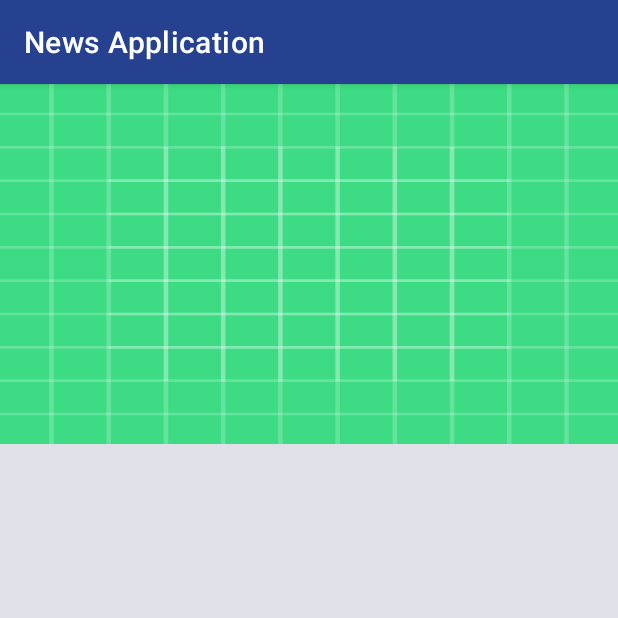
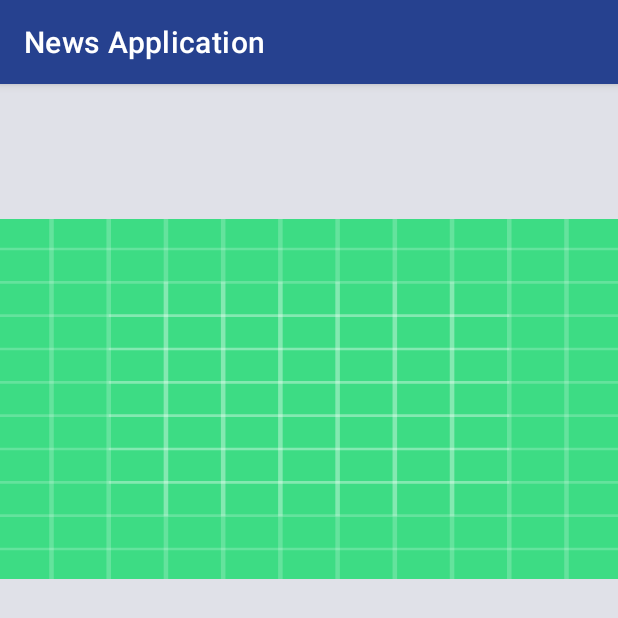
Before and after one commit to prbale/NewsApp, an Android app: the fragment NewsDetailsFragment placed in its activity, on a phone screen of 412 x 824 dp. Shown: the top 618 px of the screen. Run offline under Robolectric (Android 15) with nearby library versions, the phone set to English and light mode, and no system bars; our stand-ins replace Dagger/Hilt's generated code, RxJava, data binding; libraries missing offline, so code that uses them is left out: com.github.marlonlom.utilities; network calls fail; pictures from the network do not load; 5 statements that could not run were skipped.

Commit message:
UI updated

```diff
--- a/app/src/main/res/layout/fragment_news_details.xml
+++ b/app/src/main/res/layout/fragment_news_details.xml
@@ -1,5 +1,6 @@
 <?xml version="1.0" encoding="utf-8"?>
-<layout xmlns:android="http://schemas.android.com/apk/res/android"
+<layout xmlns:tools="http://schemas.android.com/tools"
+    xmlns:android="http://schemas.android.com/apk/res/android"
     xmlns:app="http://schemas.android.com/apk/res-auto">
 
     <data>
@@ -7,25 +8,54 @@
     </data>
 
 <androidx.constraintlayout.widget.ConstraintLayout
-    xmlns:tools="http://schemas.android.com/tools"
     android:layout_width="match_parent"
     android:layout_height="match_parent"
     android:background="@color/screen_bg_color"
     tools:context=".ui.dealList.DealsFragment">
 
-    <ImageView
-        android:id="@+id/newsImage"
-        android:layout_width="0dip"
-        android:layout_height="240dp"
-        android:layout_marginBottom="32dp"
-        android:scaleType="fitXY"
-        android:src="@drawable/ic_launcher_background"
+    <TextView
+        android:id="@+id/newsTitle"
+        android:layout_width="match_parent"
+        android:layout_height="wrap_content"
+        android:layout_alignParentStart="true"
+        android:textSize="20sp"
+        android:textStyle="bold"
+        android:layout_marginTop="16dp"
+        android:layout_marginStart="16dp"
+        android:layout_marginEnd="16dp"
         app:layout_constraintBottom_toBottomOf="parent"
         app:layout_constraintEnd_toEndOf="parent"
         app:layout_constraintHorizontal_bias="0.0"
         app:layout_constraintStart_toStartOf="parent"
         app:layout_constraintTop_toTopOf="parent"
-        app:layout_constraintVertical_bias="0.0" />
+        app:layout_constraintVertical_bias="0.0"
+        tools:text="Name" />
+
+    <TextView
+        android:id="@+id/newsDate"
+        android:layout_marginTop="5dp"
+        android:layout_marginStart="16dp"
+        android:layout_marginEnd="16dp"
+        android:layout_below="@+id/newsTitle"
+        android:layout_width="match_parent"
+        android:layout_height="wrap_content"
+        android:layout_alignParentStart="true"
+        app:layout_constraintTop_toBottomOf="@+id/newsTitle"
+        android:layout_marginBottom="20dp"
+        android:textSize="15sp"
+        tools:text="Date" />
+
+    <ImageView
+        android:id="@+id/newsImage"
+        android:layout_width="0dip"
+        android:layout_height="240dp"
+        android:scaleType="fitXY"
+        android:layout_marginTop="20dp"
+        app:layout_constraintEnd_toEndOf="parent"
+        app:layout_constraintStart_toStartOf="parent"
+        android:src="@drawable/ic_launcher_background"
+        app:layout_constraintTop_toBottomOf="@+id/newsDate"
+        />
 
     <LinearLayout
         android:layout_width="0dip"
@@ -48,32 +78,11 @@
             android:layout_marginEnd="10dp">
 
             <TextView
-                android:id="@+id/newsTitle"
-                android:layout_width="match_parent"
-                android:layout_height="wrap_content"
-                android:layout_alignParentStart="true"
-                android:textSize="18sp"
-                android:textStyle="bold"
-                tools:text="Name" />
-
-            <TextView
-                android:id="@+id/newsDate"
-                android:layout_below="@+id/newsTitle"
-                android:layout_width="match_parent"
-                android:layout_height="wrap_content"
-                android:layout_alignParentStart="true"
-                android:layout_marginTop="4dp"
-                android:textSize="15sp"
-                tools:text="Date" />
-
-            <TextView
                 android:id="@+id/newsDescription"
-                android:layout_below="@+id/newsDate"
                 android:layout_width="match_parent"
                 android:layout_height="wrap_content"
                 android:layout_alignParentStart="true"
                 android:textSize="15sp"
-                android:layout_marginTop="@dimen/_16sdp"
                 tools:text="Description" />
 
 
```
